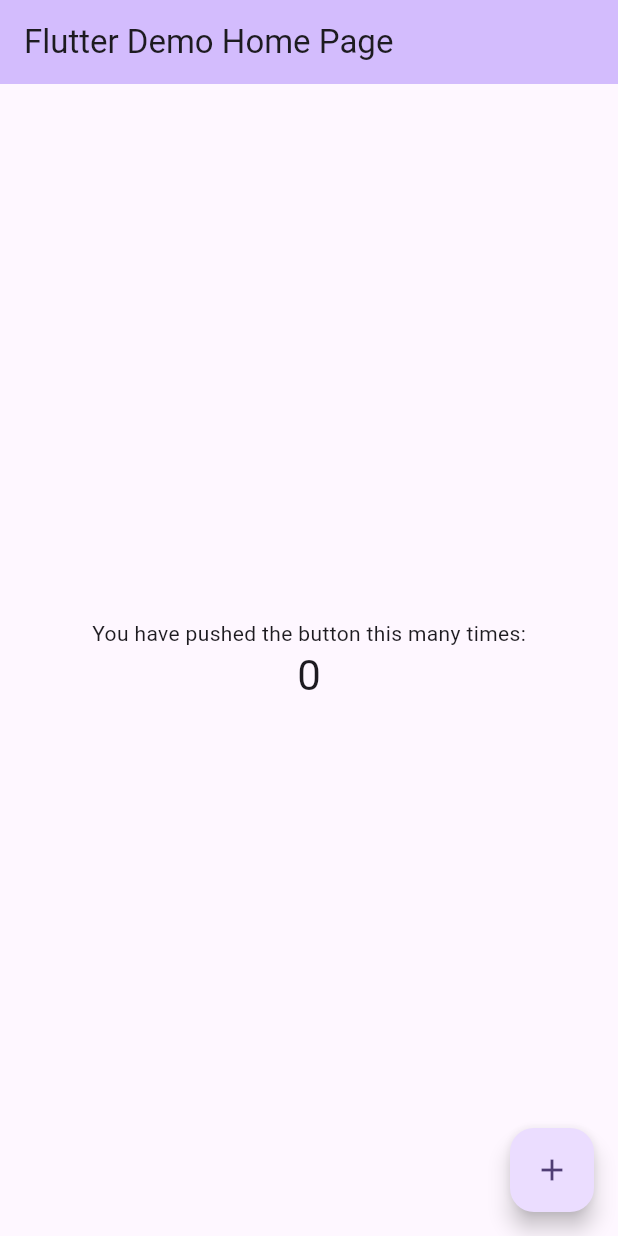
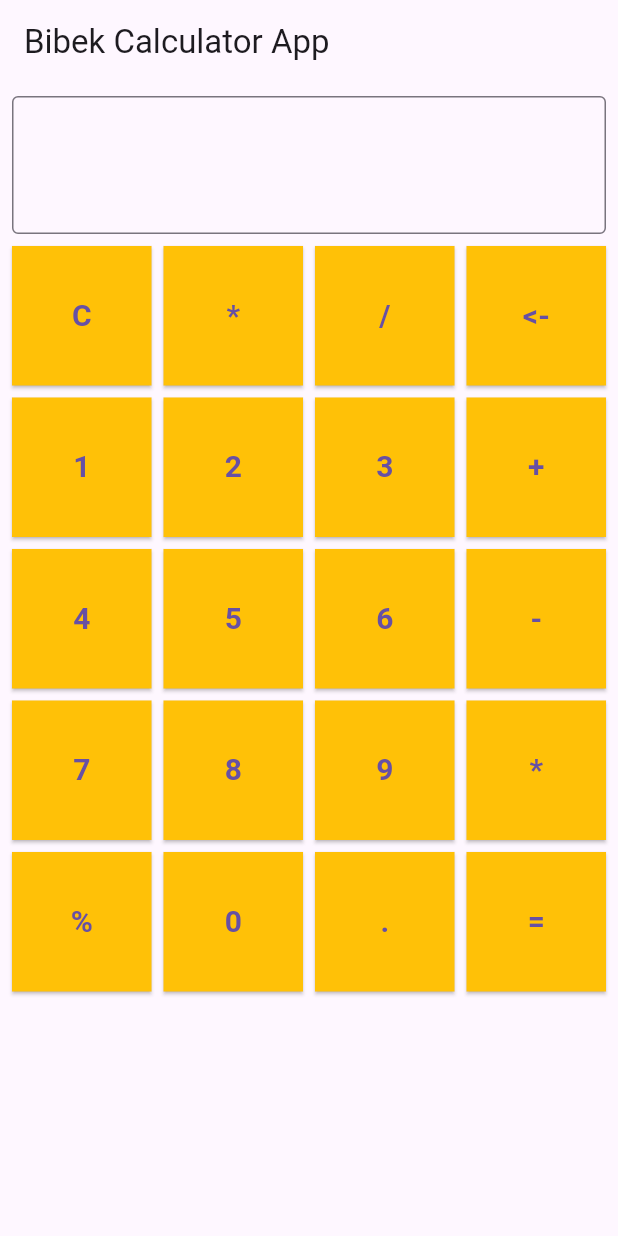
Before and after one commit to Ashish-K-Shrestha/calculatorapp, a Flutter app: the screen it shows after launch, on a phone screen of 412 x 824 dp. Run offline on Flutter 3.47's test engine with Material 3 defaults, Android fonts, the phone set to English and light mode, and no system bars; our stand-ins replace math_expressions.

```diff
--- /dev/null
+++ b/lib/app.dart
@@ -0,0 +1,14 @@
+import 'package:calculatorapp/view/calculator_view.dart';
+import 'package:flutter/material.dart';
+
+class MyApp extends StatelessWidget {
+  const MyApp({super.key});
+
+  @override
+  Widget build(BuildContext context) {
+    return const MaterialApp(
+      debugShowCheckedModeBanner: false,
+      home: CalculatorView(),
+    );
+  }
+}
--- a/lib/main.dart
+++ b/lib/main.dart
@@ -1,125 +1,12 @@
+import 'package:calculatorapp/app.dart';
 import 'package:flutter/material.dart';
 
+// final
+// const
+
+// HOT RELOAD
 void main() {
-  runApp(const MyApp());
+  runApp(
+    const MyApp(),
+  );
 }
-
-class MyApp extends StatelessWidget {
-  const MyApp({super.key});
-
-  // This widget is the root of your application.
-  @override
-  Widget build(BuildContext context) {
-    return MaterialApp(
-      title: 'Flutter Demo',
-      theme: ThemeData(
-        // This is the theme of your application.
-        //
-        // TRY THIS: Try running your application with "flutter run". You'll see
-        // the application has a purple toolbar. Then, without quitting the app,
-        // try changing the seedColor in the colorScheme below to Colors.green
-        // and then invoke "hot reload" (save your changes or press the "hot
-        // reload" button in a Flutter-supported IDE, or press "r" if you used
-        // the command line to start the app).
-        //
-        // Notice that the counter didn't reset back to zero; the application
-        // state is not lost during the reload. To reset the state, use hot
-        // restart instead.
-        //
-        // This works for code too, not just values: Most code changes can be
-        // tested with just a hot reload.
-        colorScheme: ColorScheme.fromSeed(seedColor: Colors.deepPurple),
-        useMaterial3: true,
-      ),
-      home: const MyHomePage(title: 'Flutter Demo Home Page'),
-    );
-  }
-}
-
-class MyHomePage extends StatefulWidget {
-  const MyHomePage({super.key, required this.title});
-
-  // This widget is the home page of your application. It is stateful, meaning
-  // that it has a State object (defined below) that contains fields that affect
-  // how it looks.
-
-  // This class is the configuration for the state. It holds the values (in this
-  // case the title) provided by the parent (in this case the App widget) and
-  // used by the build method of the State. Fields in a Widget subclass are
-  // always marked "final".
-
-  final String title;
-
-  @override
-  State<MyHomePage> createState() => _MyHomePageState();
-}
-
-class _MyHomePageState extends State<MyHomePage> {
-  int _counter = 0;
-
-  void _incrementCounter() {
-    setState(() {
-      // This call to setState tells the Flutter framework that something has
-      // changed in this State, which causes it to rerun the build method below
-      // so that the display can reflect the updated values. If we changed
-      // _counter without calling setState(), then the build method would not be
-      // called again, and so nothing would appear to happen.
-      _counter++;
-    });
-  }
-
-  @override
-  Widget build(BuildContext context) {
-    // This method is rerun every time setState is called, for instance as done
-    // by the _incrementCounter method above.
-    //
-    // The Flutter framework has been optimized to make rerunning build methods
-    // fast, so that you can just rebuild anything that needs updating rather
-    // than having to individually change instances of widgets.
-    return Scaffold(
-      appBar: AppBar(
-        // TRY THIS: Try changing the color here to a specific color (to
-        // Colors.amber, perhaps?) and trigger a hot reload to see the AppBar
-        // change color while the other colors stay the same.
-        backgroundColor: Theme.of(context).colorScheme.inversePrimary,
-        // Here we take the value from the MyHomePage object that was created by
-        // the App.build method, and use it to set our appbar title.
-        title: Text(widget.title),
-      ),
-      body: Center(
-        // Center is a layout widget. It takes a single child and positions it
-        // in the middle of the parent.
-        child: Column(
-          // Column is also a layout widget. It takes a list of children and
-          // arranges them vertically. By default, it sizes itself to fit its
-          // children horizontally, and tries to be as tall as its parent.
-          //
-          // Column has various properties to control how it sizes itself and
-          // how it positions its children. Here we use mainAxisAlignment to
-          // center the children vertically; the main axis here is the vertical
-          // axis because Columns are vertical (the cross axis would be
-          // horizontal).
-          //
-          // TRY THIS: Invoke "debug painting" (choose the "Toggle Debug Paint"
-          // action in the IDE, or press "p" in the console), to see the
-          // wireframe for each widget.
-          mainAxisAlignment: MainAxisAlignment.center,
-          children: <Widget>[
-            const Text(
-              'You have pushed the button this many times:',
-            ),
-            Text(
-              '$_counter',
-              style: Theme.of(context).textTheme.headlineMedium,
-            ),
-          ],
-        ),
-      ),
-      floatingActionButton: FloatingActionButton(
-        onPressed: _incrementCounter,
-        tooltip: 'Increment',
-        child: const Icon(Icons.add),
-      ), // This trailing comma makes auto-formatting nicer for build methods.
-    );
-  }
-}
--- /dev/null
+++ b/lib/view/calculator_view.dart
@@ -0,0 +1,118 @@
+import 'package:flutter/material.dart';
+import 'package:math_expressions/math_expressions.dart';
+
+class CalculatorView extends StatefulWidget {
+  const CalculatorView({super.key});
+
+  @override
+  State<CalculatorView> createState() => _CalculatorViewState();
+}
+
+class _CalculatorViewState extends State<CalculatorView> {
+  final _textController = TextEditingController();
+  List<String> lstSymbols = [
+    "C",
+    "*",
+    "/",
+    "<-",
+    "1",
+    "2",
+    "3",
+    "+",
+    "4",
+    "5",
+    "6",
+    "-",
+    "7",
+    "8",
+    "9",
+    "*",
+    "%",
+    "0",
+    ".",
+    "=",
+  ];
+
+  @override
+  Widget build(BuildContext context) {
+    return Scaffold(
+      appBar: AppBar(
+        title: const Text('Bibek Calculator App'),
+      ),
+      body: Padding(
+        padding: const EdgeInsets.all(8.0),
+        child: Column(
+          children: [
+            TextField(
+              textDirection: TextDirection.rtl,
+              controller: _textController,
+              readOnly: true,
+              decoration: const InputDecoration(
+                border: OutlineInputBorder(),
+              ),
+              style: const TextStyle(
+                fontSize: 40,
+                fontWeight: FontWeight.bold,
+              ),
+            ),
+            const SizedBox(
+              height: 8,
+            ),
+            Expanded(
+              child: GridView.builder(
+                gridDelegate: const SliverGridDelegateWithFixedCrossAxisCount(
+                  crossAxisCount: 4,
+                  crossAxisSpacing: 8.0,
+                  mainAxisSpacing: 8.0,
+                ),
+                itemCount: lstSymbols.length,
+                itemBuilder: (context, index) {
+                  return ElevatedButton(
+                    style: ElevatedButton.styleFrom(
+                      backgroundColor: Colors.amber,
+                      shape: RoundedRectangleBorder(
+                        borderRadius: BorderRadius.circular(0),
+                      ),
+                    ),
+                    onPressed: () {
+                      String symbol = lstSymbols[index];
+                      setState(() {
+                        if (symbol == "C") {
+                          _textController.text = "";
+                        } else if (symbol == "<-") {
+                          if (_textController.text.isNotEmpty) {
+                            _textController.text = _textController.text
+                                .substring(0, _textController.text.length - 1);
+                          }
+                        } else if (symbol == "=") {
+                          try {
+                            Parser p = Parser();
+                            Expression exp = p.parse(_textController.text);
+                            ContextModel cm = ContextModel();
+                            double eval = exp.evaluate(EvaluationType.REAL, cm);
+                            _textController.text = eval.toString();
+                          } catch (e) {
+                            _textController.text = "Error";
+                          }
+                        } else {
+                          _textController.text += symbol;
+                        }
+                      });
+                    },
+                    child: Text(
+                      lstSymbols[index],
+                      style: const TextStyle(
+                        fontSize: 20,
+                        fontWeight: FontWeight.bold,
+                      ),
+                    ),
+                  );
+                },
+              ),
+            ),
+          ],
+        ),
+      ),
+    );
+  }
+}
```
Also changed, not shown: pubspec.yaml (+1 -67 lines), pubspec.lock.
